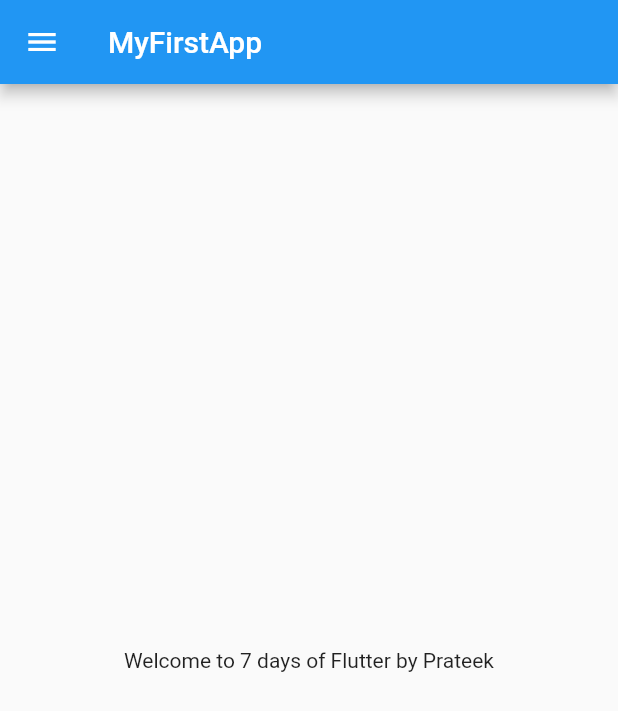
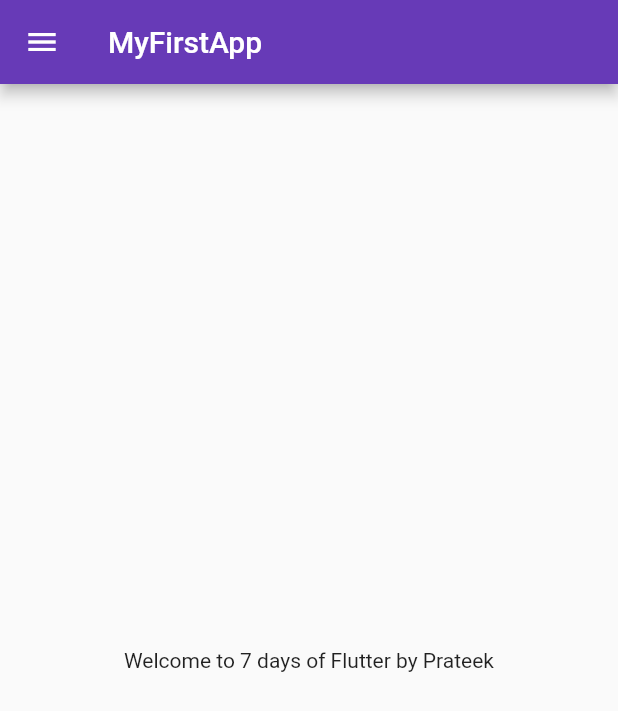
Before and after one commit to prateek7394/flutter-dart, a Flutter app: the screen it shows after launch, on a phone screen of 412 x 824 dp. Shown: the top 711 px of the screen. Run offline on Flutter 3.47's test engine with Material 2 defaults, Android fonts, the phone set to English and light mode, and no system bars.

Commit message:
Themes, Routes, Classes, Functions and TextStyling

```diff
--- a/lib/main.dart
+++ b/lib/main.dart
@@ -1,16 +1,27 @@
+// ignore_for_file: prefer_const_constructors
+
 import 'package:flutter/material.dart';
-import 'package:flutter_application_1/home_page.dart';
+import 'package:flutter_application_1/pages/home_page.dart';
+import 'package:flutter_application_1/pages/login_page.dart'; // import HomePage()
 
 void main() {
   runApp(MyFirstApp());
 }
 
 class MyFirstApp extends StatelessWidget {
-
   @override
   Widget build(BuildContext context) {
-
     return MaterialApp(
-        home: HomePage());
+      // home: HomePage(),
+      themeMode: ThemeMode.light, // light, dark or system
+      theme: ThemeData(primarySwatch: Colors.deepPurple),
+      darkTheme: ThemeData(brightness: Brightness.dark),
+      initialRoute: "/home",
+      routes: {
+        "/": (context) =>  LoginPage(), // object
+        "/home": (context) => HomePage(),
+        "/login": (context) => LoginPage(),
+      },
+    );
   }
 }
```
Also changed, not shown: lib/pages/login_page.dart (added, +19 -0 lines), lib/pages/home_page.dart (renamed from lib/home_page.dart).
